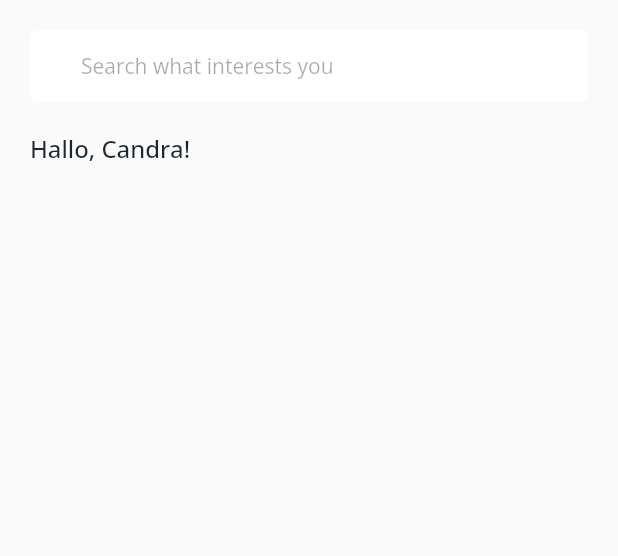
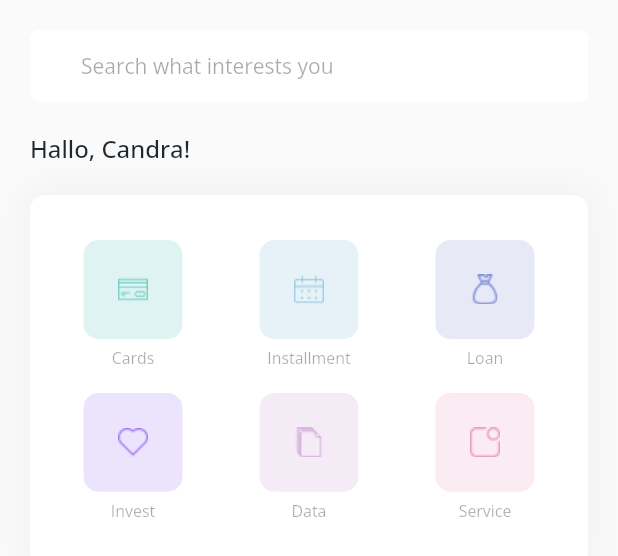
Before and after one commit to candraprasetya/MyIfa-ProjectManagementApp, a Flutter app: the Dashboard widget shown alone on an empty page, opened directly, on a phone screen of 412 x 824 dp. Shown: the top 556 px of the screen. Run offline on Flutter 3.47's test engine with Material 2 defaults, Android fonts, the light colour scheme and no system bars; our stand-ins replace bloc, flutter_bloc, flutter_snake_navigationbar, google_fonts, shared_preferences; accounts and stored records are empty.

Commit message:
add grid box item

```diff
--- a/lib/shareds/shared_value.dart
+++ b/lib/shareds/shared_value.dart
@@ -14,13 +14,24 @@ class Constants {
 
 //Colors
 Color primaryColor = Color(0xFF7984FF);
-Color primaryDarkColor = Color(0xFF8171FF);
+Color primaryDarkColor = Color(0xFFA278F4);
 Color white = Colors.white;
 Color background = Color(0xFFFAFAFA);
 Color blackPearl = Color(0xFF1E272E);
+Color green = Color(0xFF5DC7BD);
+Color blue = Color(0xFF83BCD9);
+Color softPurple = Color(0xFF8592D8);
+Color violet = Color(0xFFC99AD3);
+Color pink = Color(0xFFEA9DBD);
 
 //Assets
 String logoImage = "assets/images/logo.png";
+String icCalendar = "assets/icons/calendar.png";
+String icCreditCard = "assets/icons/credit-card.png";
+String icDocuments = "assets/icons/documents.png";
+String icLove = "assets/icons/love.png";
+String icMoney = "assets/icons/money.png";
+String icNotif = "assets/icons/notification.png";
 
 bool status = false;
 
--- a/lib/ui/screens/home_items/dashboard.dart
+++ b/lib/ui/screens/home_items/dashboard.dart
@@ -5,7 +5,7 @@ class Dashboard extends StatelessWidget {
   Widget build(BuildContext context) {
     return Column(
       crossAxisAlignment: CrossAxisAlignment.start,
-      children: [textField(context), helloUser()],
+      children: [textField(context), helloUser(), boxItems(context)],
     );
   }
 
@@ -16,7 +16,7 @@ class Dashboard extends StatelessWidget {
         decoration:
             BoxDecoration(color: white, borderRadius: BorderRadius.circular(6)),
         width: MediaQuery.of(context).size.width,
-        child: TextField(
+        child: TextFormField(
           maxLines: 1,
           decoration: InputDecoration(
               contentPadding: EdgeInsets.all(10),
@@ -49,4 +49,70 @@ class Dashboard extends StatelessWidget {
       ),
     );
   }
+
+  Widget boxItems(BuildContext context) {
+    return Container(
+      margin: EdgeInsets.all(defMargin),
+      width: MediaQuery.of(context).size.width,
+      padding: EdgeInsets.fromLTRB(10, 30, 10, 30),
+      decoration: BoxDecoration(boxShadow: [
+        BoxShadow(
+            color: blackPearl.withAlpha(10), blurRadius: 20, spreadRadius: 5)
+      ], color: Colors.white, borderRadius: BorderRadius.circular(10)),
+      child: Column(
+        mainAxisAlignment: MainAxisAlignment.center,
+        children: [
+          Row(
+            mainAxisAlignment: MainAxisAlignment.spaceAround,
+            children: [
+              BoxItem(
+                color: green,
+                icon: icCreditCard,
+                text: "Cards",
+                function: () {},
+              ),
+              BoxItem(
+                color: blue,
+                icon: icCalendar,
+                text: "Installment",
+                function: () {},
+              ),
+              BoxItem(
+                color: softPurple,
+                icon: icMoney,
+                text: "Loan",
+                function: () {},
+              ),
+            ],
+          ),
+          SizedBox(
+            height: 16,
+          ),
+          Row(
+            mainAxisAlignment: MainAxisAlignment.spaceAround,
+            children: [
+              BoxItem(
+                color: primaryDarkColor,
+                icon: icLove,
+                text: "Invest",
+                function: () {},
+              ),
+              BoxItem(
+                color: violet,
+                icon: icDocuments,
+                text: "Data",
+                function: () {},
+              ),
+              BoxItem(
+                color: pink,
+                icon: icNotif,
+                text: "Service",
+                function: () {},
+              ),
+            ],
+          ),
+        ],
+      ),
+    );
+  }
 }
--- /dev/null
+++ b/lib/ui/widgets/box_item.dart
@@ -0,0 +1,46 @@
+part of 'widgets.dart';
+
+class BoxItem extends StatelessWidget {
+  final Color color;
+  final String icon;
+  final String text;
+  final Function function;
+
+  const BoxItem({Key key, this.color, this.icon, this.text, this.function})
+      : super(key: key);
+
+  @override
+  Widget build(BuildContext context) {
+    return InkWell(
+      onTap: function,
+      child: Column(
+        children: [
+          Container(
+            width: MediaQuery.of(context).size.width * 0.16,
+            height: MediaQuery.of(context).size.width * 0.16,
+            decoration: BoxDecoration(
+                borderRadius: BorderRadius.circular(10),
+                color: color.withOpacity(.2)),
+            child: Center(
+                child: Image.asset(
+              icon,
+              width: MediaQuery.of(context).size.width * .1,
+              height: MediaQuery.of(context).size.width * .1,
+            )),
+          ),
+          SizedBox(
+            height: 6,
+          ),
+          Text(
+            text,
+            textAlign: TextAlign.center,
+            style: GoogleFonts.openSans(
+              fontSize: 10.6,
+              color: blackPearl.withOpacity(.4),
+            ),
+          )
+        ],
+      ),
+    );
+  }
+}
--- a/lib/ui/widgets/widgets.dart
+++ b/lib/ui/widgets/widgets.dart
@@ -8,3 +8,4 @@ import 'package:workshop_demo/shareds/shareds.dart';
 part 'delayed_animation.dart';
 part 'slide_item.dart';
 part 'slide_dots.dart';
+part 'box_item.dart';
```
